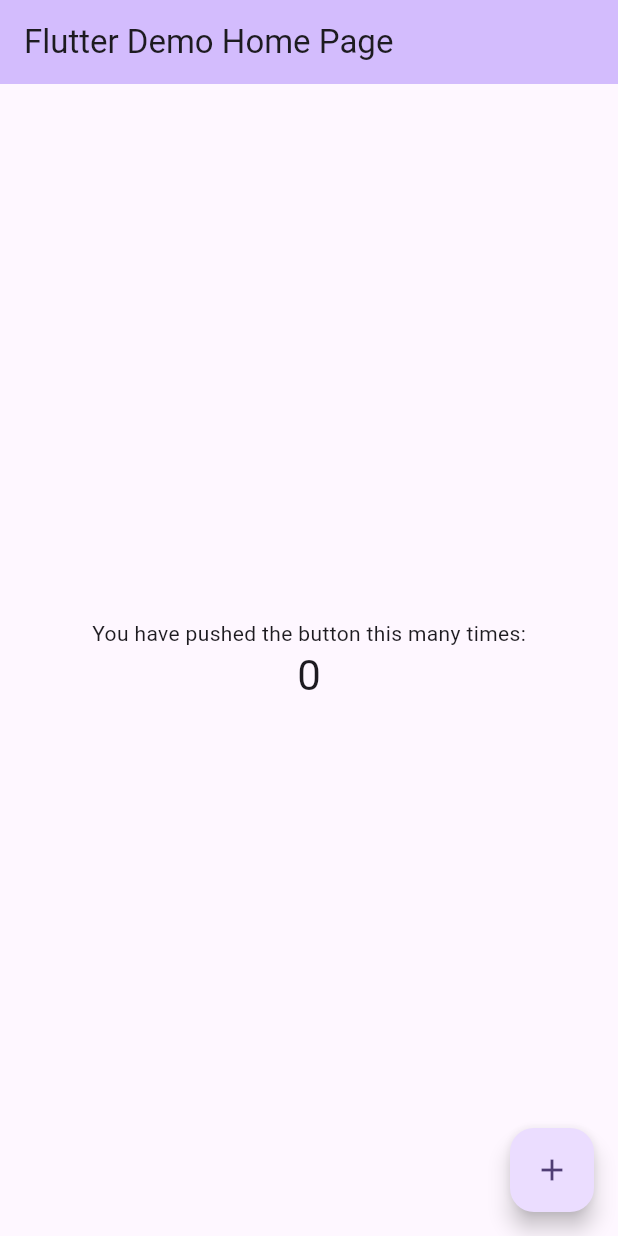
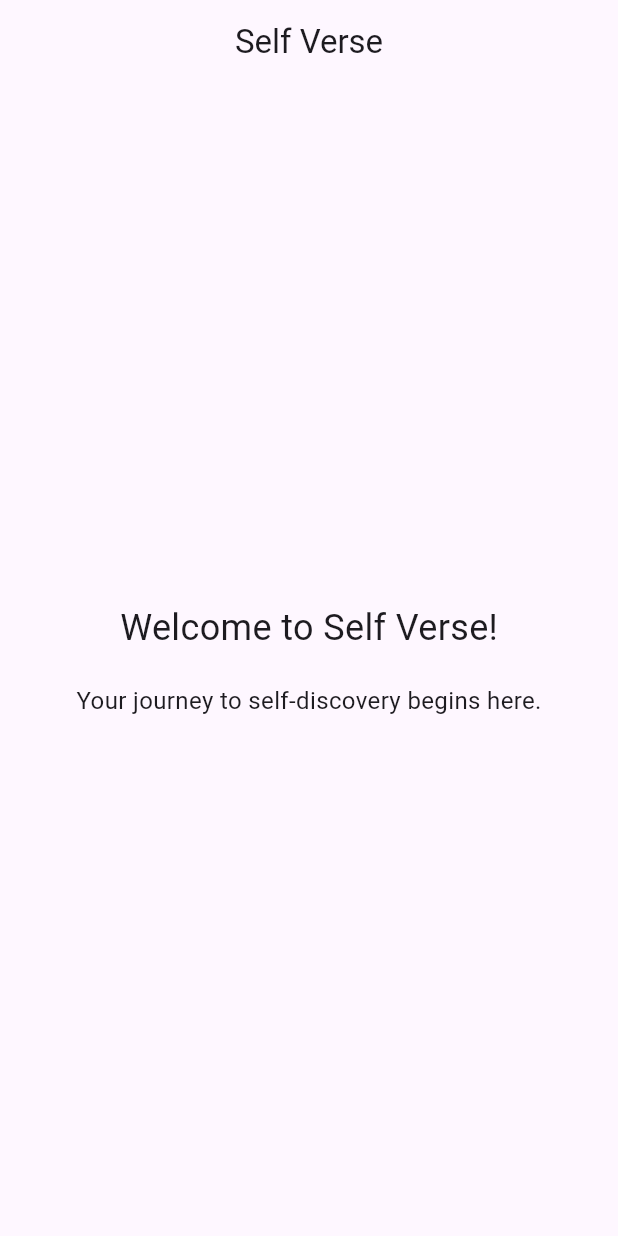
Before and after one commit to Shankar-CSE/self_verse, a Flutter app: the screen it shows after launch, on a phone screen of 412 x 824 dp. Run offline on Flutter 3.47's test engine with Material 3 defaults, Android fonts, the phone set to English and light mode, and no system bars.

Commit message:
feat: implement Home screen and HomeBody widget

```diff
--- a/lib/main.dart
+++ b/lib/main.dart
@@ -1,4 +1,5 @@
 import 'package:flutter/material.dart';
+import 'package:self_verse/screens/home.dart';
 
 void main() {
   runApp(const MyApp());
@@ -7,116 +8,15 @@ void main() {
 class MyApp extends StatelessWidget {
   const MyApp({super.key});
 
-  // This widget is the root of your application.
   @override
   Widget build(BuildContext context) {
     return MaterialApp(
-      title: 'Flutter Demo',
+      debugShowCheckedModeBanner: false,
+      title: 'Self verse',
       theme: ThemeData(
-        // This is the theme of your application.
-        //
-        // TRY THIS: Try running your application with "flutter run". You'll see
-        // the application has a purple toolbar. Then, without quitting the app,
-        // try changing the seedColor in the colorScheme below to Colors.green
-        // and then invoke "hot reload" (save your changes or press the "hot
-        // reload" button in a Flutter-supported IDE, or press "r" if you used
-        // the command line to start the app).
-        //
-        // Notice that the counter didn't reset back to zero; the application
-        // state is not lost during the reload. To reset the state, use hot
-        // restart instead.
-        //
-        // This works for code too, not just values: Most code changes can be
-        // tested with just a hot reload.
-        colorScheme: ColorScheme.fromSeed(seedColor: Colors.deepPurple),
+        primarySwatch: Colors.blue,
       ),
-      home: const MyHomePage(title: 'Flutter Demo Home Page'),
+      home: Home(),
     );
   }
 }
-
-class MyHomePage extends StatefulWidget {
-  const MyHomePage({super.key, required this.title});
-
-  // This widget is the home page of your application. It is stateful, meaning
-  // that it has a State object (defined below) that contains fields that affect
-  // how it looks.
-
-  // This class is the configuration for the state. It holds the values (in this
-  // case the title) provided by the parent (in this case the App widget) and
-  // used by the build method of the State. Fields in a Widget subclass are
-  // always marked "final".
-
-  final String title;
-
-  @override
-  State<MyHomePage> createState() => _MyHomePageState();
-}
-
-class _MyHomePageState extends State<MyHomePage> {
-  int _counter = 0;
-
-  void _incrementCounter() {
-    setState(() {
-      // This call to setState tells the Flutter framework that something has
-      // changed in this State, which causes it to rerun the build method below
-      // so that the display can reflect the updated values. If we changed
-      // _counter without calling setState(), then the build method would not be
-      // called again, and so nothing would appear to happen.
-      _counter++;
-    });
-  }
-
-  @override
-  Widget build(BuildContext context) {
-    // This method is rerun every time setState is called, for instance as done
-    // by the _incrementCounter method above.
-    //
-    // The Flutter framework has been optimized to make rerunning build methods
-    // fast, so that you can just rebuild anything that needs updating rather
-    // than having to individually change instances of widgets.
-    return Scaffold(
-      appBar: AppBar(
-        // TRY THIS: Try changing the color here to a specific color (to
-        // Colors.amber, perhaps?) and trigger a hot reload to see the AppBar
-        // change color while the other colors stay the same.
-        backgroundColor: Theme.of(context).colorScheme.inversePrimary,
-        // Here we take the value from the MyHomePage object that was created by
-        // the App.build method, and use it to set our appbar title.
-        title: Text(widget.title),
-      ),
-      body: Center(
-        // Center is a layout widget. It takes a single child and positions it
-        // in the middle of the parent.
-        child: Column(
-          // Column is also a layout widget. It takes a list of children and
-          // arranges them vertically. By default, it sizes itself to fit its
-          // children horizontally, and tries to be as tall as its parent.
-          //
-          // Column has various properties to control how it sizes itself and
-          // how it positions its children. Here we use mainAxisAlignment to
-          // center the children vertically; the main axis here is the vertical
-          // axis because Columns are vertical (the cross axis would be
-          // horizontal).
-          //
-          // TRY THIS: Invoke "debug painting" (choose the "Toggle Debug Paint"
-          // action in the IDE, or press "p" in the console), to see the
-          // wireframe for each widget.
-          mainAxisAlignment: MainAxisAlignment.center,
-          children: <Widget>[
-            const Text('You have pushed the button this many times:'),
-            Text(
-              '$_counter',
-              style: Theme.of(context).textTheme.headlineMedium,
-            ),
-          ],
-        ),
-      ),
-      floatingActionButton: FloatingActionButton(
-        onPressed: _incrementCounter,
-        tooltip: 'Increment',
-        child: const Icon(Icons.add),
-      ), // This trailing comma makes auto-formatting nicer for build methods.
-    );
-  }
-}
--- /dev/null
+++ b/lib/screens/home.dart
@@ -0,0 +1,17 @@
+import 'package:flutter/material.dart';
+import 'package:self_verse/widgets/home_body.dart';
+
+class Home extends StatelessWidget {
+  const Home({super.key});
+
+  @override
+  Widget build(BuildContext context) {
+    return Scaffold(
+      appBar: AppBar(
+        title: const Text('Self Verse'),
+        centerTitle: true,
+      ),
+      body: HomeBody(),
+    );
+  }
+}
--- /dev/null
+++ b/lib/widgets/home_body.dart
@@ -0,0 +1,30 @@
+import 'package:flutter/material.dart';
+
+class HomeBody extends StatefulWidget {
+  const HomeBody({super.key});
+
+  @override
+  State<HomeBody> createState() => _HomeBodyState();
+}
+
+class _HomeBodyState extends State<HomeBody> {
+  @override
+  Widget build(BuildContext context) {
+    return Center(
+      child: Column(
+        mainAxisAlignment: MainAxisAlignment.center,
+        children: const <Widget>[
+          Text(
+            'Welcome to Self Verse!',
+            style: TextStyle(fontSize: 24),
+          ),
+          SizedBox(height: 20),
+          Text(
+            'Your journey to self-discovery begins here.',
+            style: TextStyle(fontSize: 16),
+          ),
+        ],
+      ),
+    );
+  }
+}
```
